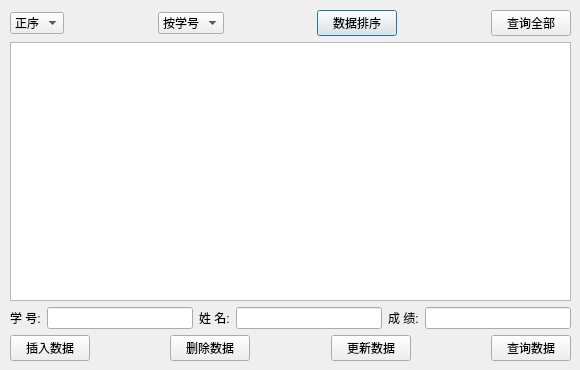
This is studentdialog.ui in hongzhe12/StudentMS as Qt 5 draws it before an edit. The edited form follows.
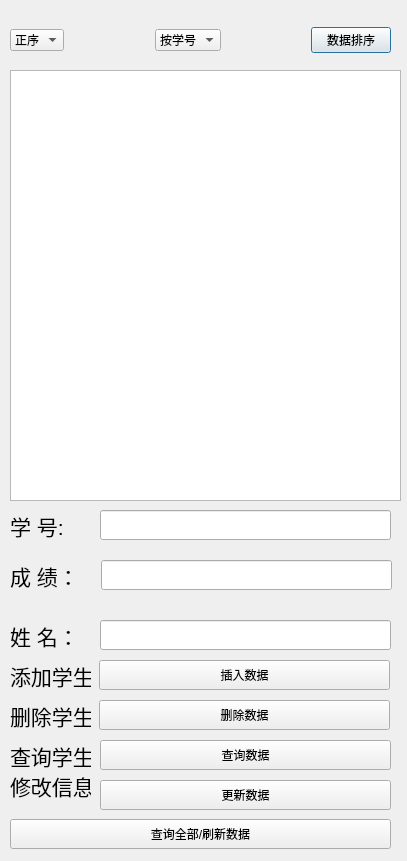
This is the edited form. Icons and pictures are not drawn.

What changed in the file:
```diff
--- a/studentdialog.ui
+++ b/studentdialog.ui
@@ -6,8 +6,8 @@
    <rect>
     <x>0</x>
     <y>0</y>
-    <width>580</width>
-    <height>370</height>
+    <width>407</width>
+    <height>861</height>
    </rect>
   </property>
   <property name="windowTitle">
@@ -17,18 +17,62 @@
    <iconset resource="images.qrc">
     <normaloff>:/new/prefix1/C:/Users/hongz/Pictures/4171306_day_flower_gift_love_valentine_icon.ico</normaloff>:/new/prefix1/C:/Users/hongz/Pictures/4171306_day_flower_gift_love_valentine_icon.ico</iconset>
   </property>
+  <widget class="QLabel" name="label_4">
+   <property name="geometry">
+    <rect>
+     <x>10</x>
+     <y>560</y>
+     <width>81</width>
+     <height>31</height>
+    </rect>
+   </property>
+   <property name="font">
+    <font>
+     <pointsize>16</pointsize>
+    </font>
+   </property>
+   <property name="text">
+    <string>成 绩：</string>
+   </property>
+  </widget>
+  <widget class="QLabel" name="label_5">
+   <property name="geometry">
+    <rect>
+     <x>10</x>
+     <y>620</y>
+     <width>81</width>
+     <height>31</height>
+    </rect>
+   </property>
+   <property name="font">
+    <font>
+     <pointsize>16</pointsize>
+    </font>
+   </property>
+   <property name="text">
+    <string>姓 名：</string>
+   </property>
+  </widget>
+  <widget class="QTableView" name="tableView">
+   <property name="geometry">
+    <rect>
+     <x>10</x>
+     <y>70</y>
+     <width>391</width>
+     <height>431</height>
+    </rect>
+   </property>
+  </widget>
   <widget class="QWidget" name="layoutWidget">
    <property name="geometry">
     <rect>
      <x>10</x>
-     <y>10</y>
-     <width>561</width>
-     <height>351</height>
+     <y>20</y>
+     <width>381</width>
+     <height>41</height>
     </rect>
    </property>
-   <layout class="QVBoxLayout" name="verticalLayout">
-    <item>
-     <layout class="QHBoxLayout" name="horizontalLayout">
+   <layout class="QHBoxLayout" name="horizontalLayout_5">
       <item>
        <widget class="QComboBox" name="comboBoxOrder">
         <item>
@@ -44,7 +88,7 @@
        </widget>
       </item>
       <item>
-       <spacer name="horizontalSpacer">
+     <spacer name="horizontalSpacer_6">
         <property name="orientation">
          <enum>Qt::Horizontal</enum>
         </property>
@@ -76,7 +120,7 @@
        </widget>
       </item>
       <item>
-       <spacer name="horizontalSpacer_2">
+     <spacer name="horizontalSpacer_5">
         <property name="orientation">
          <enum>Qt::Horizontal</enum>
         </property>
@@ -95,137 +139,192 @@
         </property>
        </widget>
       </item>
-      <item>
-       <spacer name="horizontalSpacer_6">
-        <property name="orientation">
-         <enum>Qt::Horizontal</enum>
-        </property>
-        <property name="sizeHint" stdset="0">
-         <size>
-          <width>40</width>
-          <height>20</height>
-         </size>
-        </property>
-       </spacer>
-      </item>
-      <item>
+   </layout>
+  </widget>
        <widget class="QPushButton" name="pushButtonQueryAll">
+   <property name="geometry">
+    <rect>
+     <x>10</x>
+     <y>819</y>
+     <width>381</width>
+     <height>30</height>
+    </rect>
+   </property>
         <property name="text">
-         <string>查询全部</string>
-        </property>
-       </widget>
-      </item>
-     </layout>
-    </item>
-    <item>
-     <widget class="QTableView" name="tableView"/>
-    </item>
-    <item>
-     <layout class="QHBoxLayout" name="horizontalLayout_2">
-      <item>
+    <string>查询全部/刷新数据</string>
+   </property>
+  </widget>
+  <widget class="QLineEdit" name="lineEdit_SCORE">
+   <property name="geometry">
+    <rect>
+     <x>101</x>
+     <y>560</y>
+     <width>291</width>
+     <height>30</height>
+    </rect>
+   </property>
+  </widget>
        <widget class="QLabel" name="label">
+   <property name="geometry">
+    <rect>
+     <x>10</x>
+     <y>510</y>
+     <width>81</width>
+     <height>31</height>
+    </rect>
+   </property>
+   <property name="font">
+    <font>
+     <pointsize>16</pointsize>
+    </font>
+   </property>
         <property name="text">
          <string>学 号:</string>
         </property>
        </widget>
-      </item>
-      <item>
-       <widget class="QLineEdit" name="lineEdit_ID"/>
-      </item>
-      <item>
-       <widget class="QLabel" name="label_2">
-        <property name="text">
-         <string>姓 名:</string>
-        </property>
-       </widget>
-      </item>
-      <item>
-       <widget class="QLineEdit" name="lineEdit_NAME"/>
-      </item>
-      <item>
-       <widget class="QLabel" name="label_3">
-        <property name="text">
-         <string>成 绩:</string>
-        </property>
-       </widget>
-      </item>
-      <item>
-       <widget class="QLineEdit" name="lineEdit_SCORE"/>
-      </item>
-     </layout>
-    </item>
-    <item>
-     <layout class="QHBoxLayout" name="horizontalLayout_3">
-      <item>
-       <widget class="QPushButton" name="pushButton_INSERT">
-        <property name="text">
-         <string>插入数据</string>
-        </property>
-       </widget>
-      </item>
-      <item>
-       <spacer name="horizontalSpacer_3">
-        <property name="orientation">
-         <enum>Qt::Horizontal</enum>
-        </property>
-        <property name="sizeHint" stdset="0">
-         <size>
-          <width>40</width>
-          <height>20</height>
-         </size>
-        </property>
-       </spacer>
-      </item>
-      <item>
+  <widget class="QLineEdit" name="lineEdit_NAME">
+   <property name="geometry">
+    <rect>
+     <x>100</x>
+     <y>620</y>
+     <width>291</width>
+     <height>30</height>
+    </rect>
+   </property>
+  </widget>
+  <widget class="QLineEdit" name="lineEdit_ID">
+   <property name="geometry">
+    <rect>
+     <x>100</x>
+     <y>510</y>
+     <width>291</width>
+     <height>30</height>
+    </rect>
+   </property>
+  </widget>
        <widget class="QPushButton" name="pushButton_DELETE">
+   <property name="geometry">
+    <rect>
+     <x>99</x>
+     <y>700</y>
+     <width>291</width>
+     <height>30</height>
+    </rect>
+   </property>
         <property name="text">
          <string>删除数据</string>
         </property>
        </widget>
-      </item>
-      <item>
-       <spacer name="horizontalSpacer_4">
-        <property name="orientation">
-         <enum>Qt::Horizontal</enum>
-        </property>
-        <property name="sizeHint" stdset="0">
-         <size>
-          <width>40</width>
-          <height>20</height>
-         </size>
-        </property>
-       </spacer>
-      </item>
-      <item>
-       <widget class="QPushButton" name="pushButton_UPDATE">
-        <property name="text">
-         <string>更新数据</string>
-        </property>
-       </widget>
-      </item>
-      <item>
-       <spacer name="horizontalSpacer_5">
-        <property name="orientation">
-         <enum>Qt::Horizontal</enum>
-        </property>
-        <property name="sizeHint" stdset="0">
-         <size>
-          <width>40</width>
-          <height>20</height>
-         </size>
-        </property>
-       </spacer>
-      </item>
-      <item>
        <widget class="QPushButton" name="pushButton_SEARCH">
+   <property name="geometry">
+    <rect>
+     <x>100</x>
+     <y>740</y>
+     <width>291</width>
+     <height>30</height>
+    </rect>
+   </property>
         <property name="text">
          <string>查询数据</string>
         </property>
        </widget>
-      </item>
-     </layout>
-    </item>
-   </layout>
+  <widget class="QPushButton" name="pushButton_INSERT">
+   <property name="geometry">
+    <rect>
+     <x>99</x>
+     <y>660</y>
+     <width>291</width>
+     <height>30</height>
+    </rect>
+   </property>
+   <property name="text">
+    <string>插入数据</string>
+   </property>
+  </widget>
+  <widget class="QPushButton" name="pushButton_UPDATE">
+   <property name="geometry">
+    <rect>
+     <x>100</x>
+     <y>780</y>
+     <width>291</width>
+     <height>30</height>
+    </rect>
+   </property>
+   <property name="text">
+    <string>更新数据</string>
+   </property>
+  </widget>
+  <widget class="QLabel" name="label_6">
+   <property name="geometry">
+    <rect>
+     <x>10</x>
+     <y>660</y>
+     <width>81</width>
+     <height>31</height>
+    </rect>
+   </property>
+   <property name="font">
+    <font>
+     <pointsize>16</pointsize>
+    </font>
+   </property>
+   <property name="text">
+    <string>添加学生</string>
+   </property>
+  </widget>
+  <widget class="QLabel" name="label_7">
+   <property name="geometry">
+    <rect>
+     <x>10</x>
+     <y>700</y>
+     <width>81</width>
+     <height>31</height>
+    </rect>
+   </property>
+   <property name="font">
+    <font>
+     <pointsize>16</pointsize>
+    </font>
+   </property>
+   <property name="text">
+    <string>删除学生</string>
+   </property>
+  </widget>
+  <widget class="QLabel" name="label_8">
+   <property name="geometry">
+    <rect>
+     <x>10</x>
+     <y>740</y>
+     <width>81</width>
+     <height>31</height>
+    </rect>
+   </property>
+   <property name="font">
+    <font>
+     <pointsize>16</pointsize>
+    </font>
+   </property>
+   <property name="text">
+    <string>查询学生</string>
+   </property>
+  </widget>
+  <widget class="QLabel" name="label_9">
+   <property name="geometry">
+    <rect>
+     <x>10</x>
+     <y>770</y>
+     <width>81</width>
+     <height>31</height>
+    </rect>
+   </property>
+   <property name="font">
+    <font>
+     <pointsize>16</pointsize>
+    </font>
+   </property>
+   <property name="text">
+    <string>修改信息</string>
+   </property>
   </widget>
  </widget>
  <resources>
```
Lines whose indentation alone changed are shown as unchanged.
